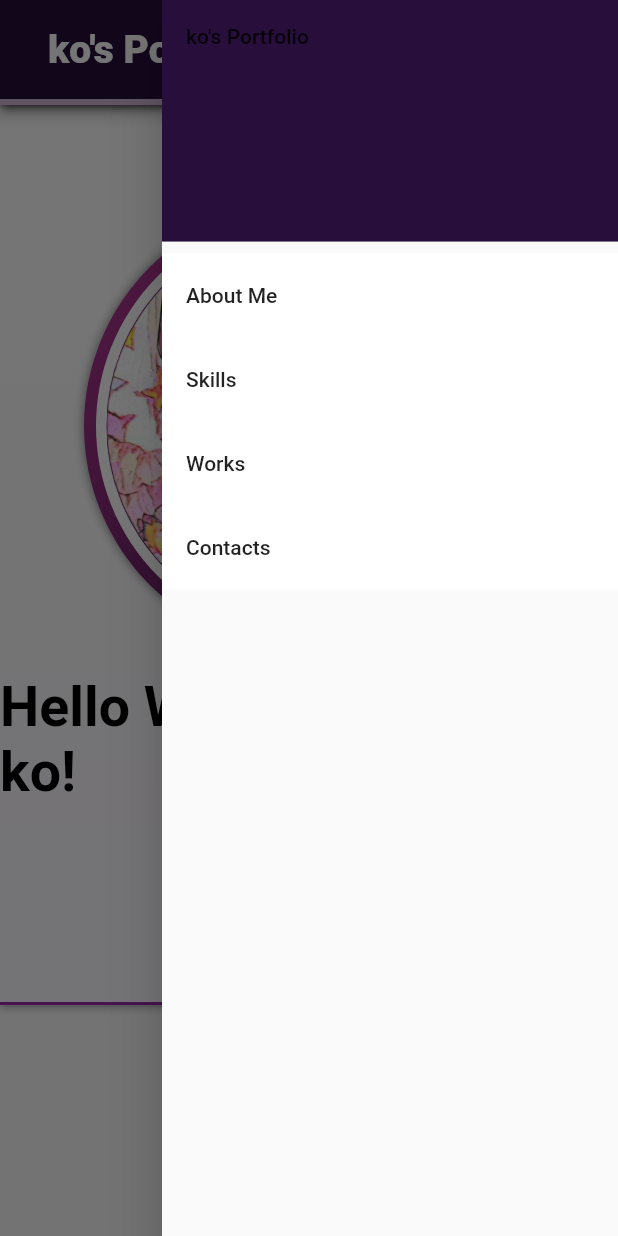
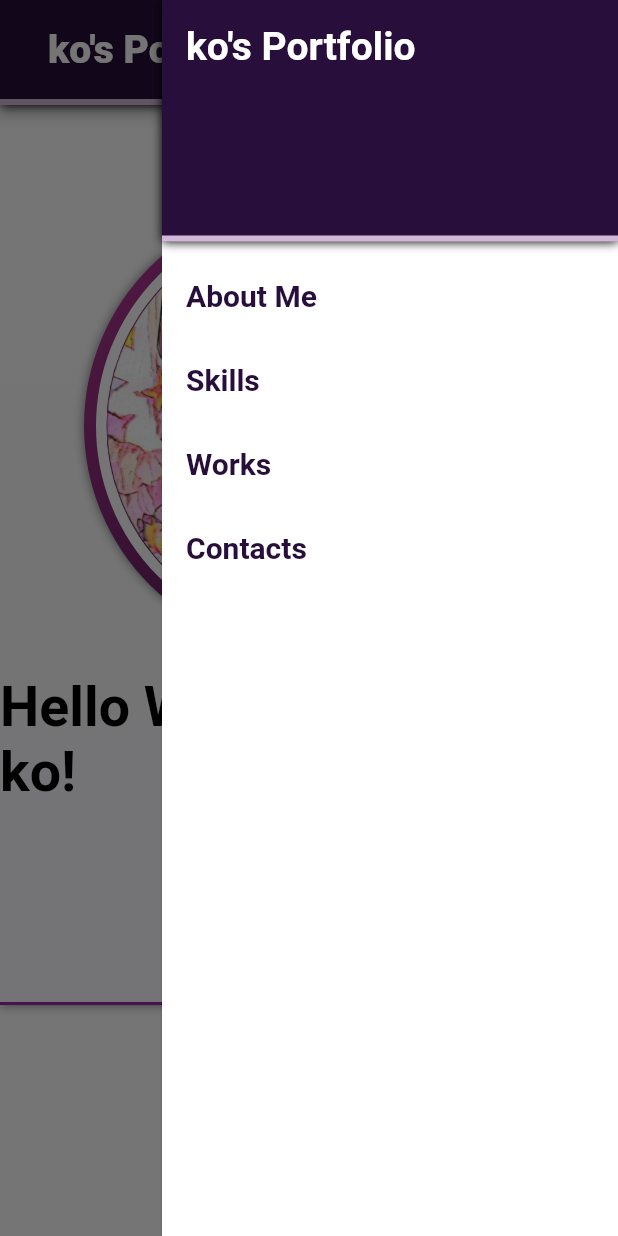
Before and after one commit to ko50/ko50.github.io, a Flutter app: the screen it shows after launch, with the side drawer open, on a phone screen of 412 x 824 dp. Run offline on Flutter 3.47's test engine with Material 2 defaults, Android fonts, the phone set to English and light mode, and no system bars; our stand-ins replace flutter_riverpod.

Commit message:
[追加] ドロワーの色を調整した

```diff
--- a/lib/main.dart
+++ b/lib/main.dart
@@ -1,6 +1,7 @@
 import 'package:flutter/material.dart';
 
 import 'package:flutter_riverpod/flutter_riverpod.dart';
+import 'package:portfolio/helper/theme_colors.dart';
 
 import 'package:portfolio/view/page.dart';
 
@@ -13,7 +14,10 @@ class MyApp extends StatelessWidget {
   Widget build(BuildContext context) {
     return MaterialApp(
       title: "ko's portfolio",
-      theme: ThemeData(primarySwatch: Colors.blue),
+      theme: ThemeData(
+        primarySwatch: Colors.blue,
+        canvasColor: ThemeColor.Background.color,
+      ),
       home: RootPage(),
     );
   }
--- a/lib/view/drawer/drawer.dart
+++ b/lib/view/drawer/drawer.dart
@@ -8,11 +8,28 @@ class ResponsiveDrawer extends StatelessWidget {
   @override
   Widget build(BuildContext context) {
     return Drawer(
+      elevation: 0.5,
       child: ListView(
         children: [
           DrawerHeader(
-            child: Text('ko\'s Portfolio'),
-            decoration: BoxDecoration(color: ThemeColor.PurpleBlack.color),
+            decoration: BoxDecoration(
+              color: ThemeColor.PurpleBlack.color,
+              boxShadow: <BoxShadow>[BoxShadow(blurRadius: 5)],
+              border: Border(
+                bottom: BorderSide(
+                  color: ThemeColor.WhityPurple.color,
+                  width: 4.0,
+                ),
+              ),
+            ),
+            child: Text(
+              'ko\'s Portfolio',
+              style: TextStyle(
+                fontSize: 26,
+                fontWeight: FontWeight.w700,
+                color: ThemeColor.Background.color,
+              ),
+            ),
           ),
           for (Section section in List.from(Section.values).sublist(1))
             SectionTransitionTile(section)
--- a/lib/view/drawer/drawer_tile.dart
+++ b/lib/view/drawer/drawer_tile.dart
@@ -15,14 +15,22 @@ class SectionTransitionTile extends StatelessWidget {
   Widget build(BuildContext context) {
     return Consumer(builder: (context, watch, _) {
       final displayedNotifier = watch(displayedSectionIndex);
+      bool focused = displayedNotifier.value == transitionTarget.index;
 
       return ListTile(
-        tileColor: ThemeColor.Background.color,
-        hoverColor: ThemeColor.PurpleBlack.color,
+        tileColor: focused
+            ? ThemeColor.PurpleBlack.color
+            : ThemeColor.Background.color,
         onTap: () => displayedNotifier.value = transitionTarget.index,
         title: Text(
           transitionTarget.text,
-          style: TextStyle(),
+          style: TextStyle(
+            color: focused
+                ? ThemeColor.Background.color
+                : ThemeColor.PurpleBlack.color,
+            fontWeight: FontWeight.w700,
+            fontSize: 20,
+          ),
         ),
       );
     });
```
